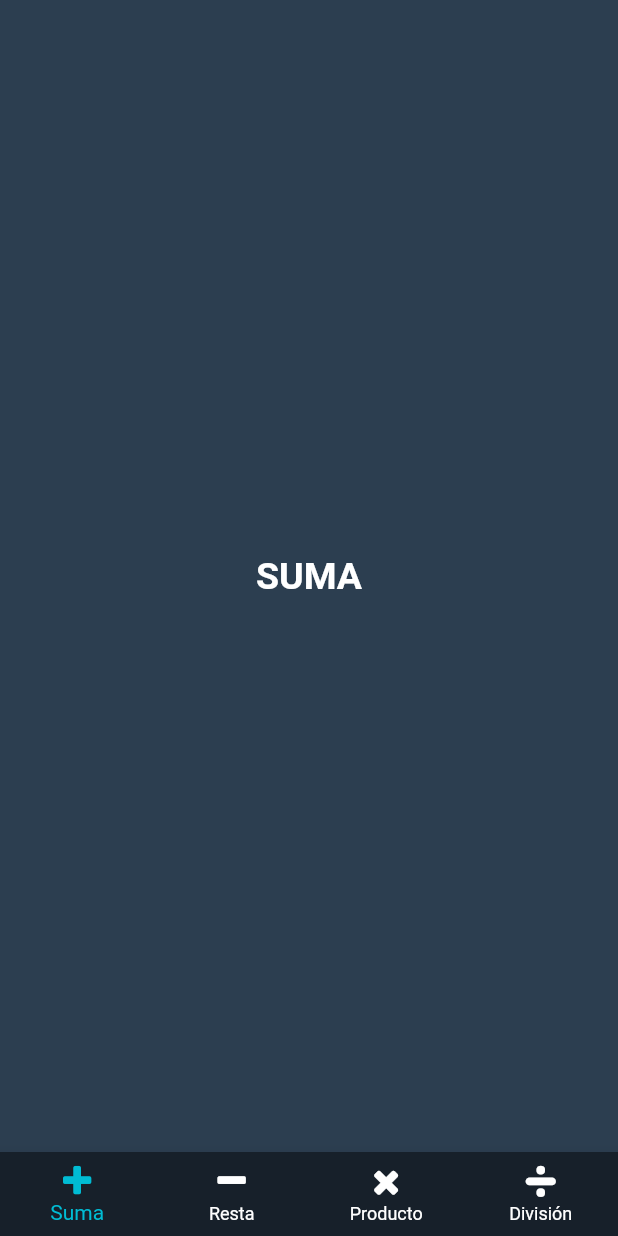
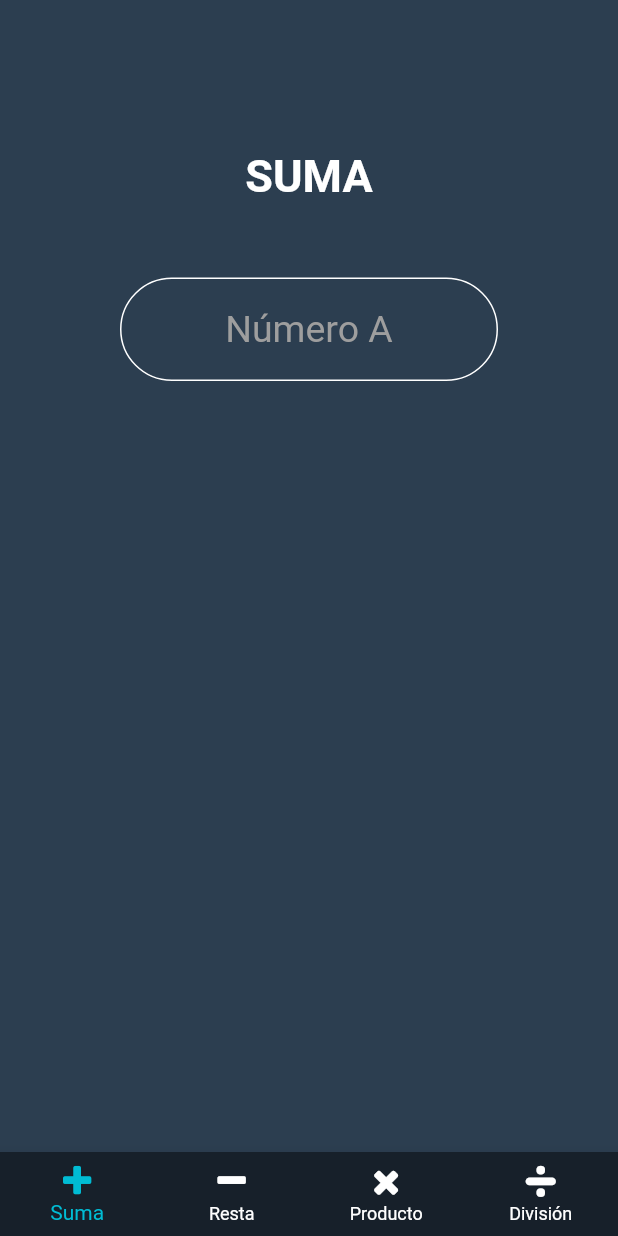
Before and after one commit to robert-barahona/Operaciones, a Flutter app: the screen it shows after launch, on a phone screen of 412 x 824 dp. Run offline on Flutter 3.47's test engine with Material 2 defaults, Android fonts, the phone set to English and light mode, and no system bars.

Commit message:
Addeed a button for input numbers

```diff
--- a/lib/main.dart
+++ b/lib/main.dart
@@ -14,8 +14,8 @@ class MyApp extends StatefulWidget {
 class _MyAppState extends State<MyApp> {
   var _selectedIndex = 0;
   static const TextStyle _textStyle =
-      TextStyle(color: Colors.white, fontSize: 25, fontWeight: FontWeight.bold);
-  static const List<Widget> _operaciones = <Widget>[
+      TextStyle(color: Colors.white, fontSize: 30, fontWeight: FontWeight.bold);
+  static const List<Widget> _title = <Widget>[
     Text('SUMA', style: _textStyle),
     Text('RESTA', style: _textStyle),
     Text('PRODUCTO', style: _textStyle),
@@ -33,8 +33,36 @@ class _MyAppState extends State<MyApp> {
     return MaterialApp(
       home: Scaffold(
           backgroundColor: Color.fromARGB(255, 44, 62, 80),
-          body: Center(
-            child: _operaciones[_selectedIndex],
+          body: Container(
+            padding: EdgeInsets.fromLTRB(80, 100, 80, 10),
+            child: Column(
+              children: [
+                Container(
+                  margin: EdgeInsets.only(bottom: 50),
+                  child: _title[_selectedIndex],
+                ),
+                TextField(
+                  style: TextStyle(fontSize: 25, color: Colors.white),
+                  textAlign: TextAlign.center,
+                  cursorColor: Colors.white,
+                  autofocus: false,
+                  keyboardType: TextInputType.number,
+                  decoration: InputDecoration(
+                    enabledBorder: OutlineInputBorder(
+                      borderRadius: BorderRadius.all(Radius.circular(50)),
+                      borderSide: BorderSide(color: Colors.white),
+                    ),
+                    focusedBorder: OutlineInputBorder(
+                      borderRadius: BorderRadius.all(Radius.circular(50)),
+                      borderSide: BorderSide(color: Colors.cyan),
+                    ),
+                    hintText: 'Número A',
+                    hintStyle: TextStyle(color: Colors.grey),
+                    labelStyle: TextStyle(fontSize: 25, color: Colors.white),
+                  ),
+                ),
+              ],
+            ),
           ),
           bottomNavigationBar: BottomNavigationBar(
             items: const <BottomNavigationBarItem>[
@@ -56,6 +84,7 @@ class _MyAppState extends State<MyApp> {
               ),
             ],
             //Here we have the BottomBar settings
+            currentIndex: _selectedIndex,
             type: BottomNavigationBarType.fixed,
             backgroundColor: Color.fromARGB(255, 23, 32, 42),
             unselectedItemColor: Colors.white,
```
